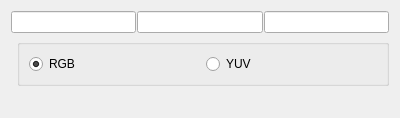
Old version of the form fotochop/Pipette.ui in the repository namealreadytaken/fotochope.
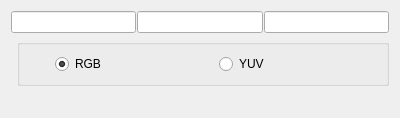
New version of the form.

```diff
--- a/fotochop/Pipette.ui
+++ b/fotochop/Pipette.ui
@@ -62,7 +62,20 @@
    </item>
    <item row="4" column="1">
     <widget class="QGroupBox" name="horizontalGroupBox_2">
-     <layout class="QHBoxLayout" name="horizontalLayout_2" stretch="0,0">
+     <layout class="QHBoxLayout" name="horizontalLayout_2" stretch="0,0,0">
+      <item>
+       <widget class="QLabel" name="color">
+        <property name="maximumSize">
+         <size>
+          <width>20</width>
+          <height>20</height>
+         </size>
+        </property>
+        <property name="text">
+         <string/>
+        </property>
+       </widget>
+      </item>
       <item>
        <widget class="QRadioButton" name="RGB">
         <property name="text">
```
